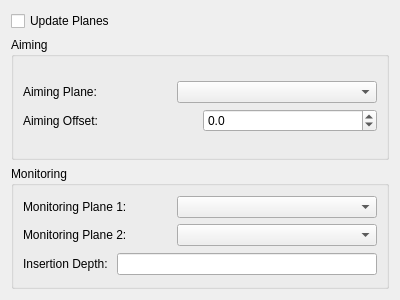
pengwg/vurtigo, file Plugins/AlignmentTool/AlignmentTool.ui: the form before one commit.
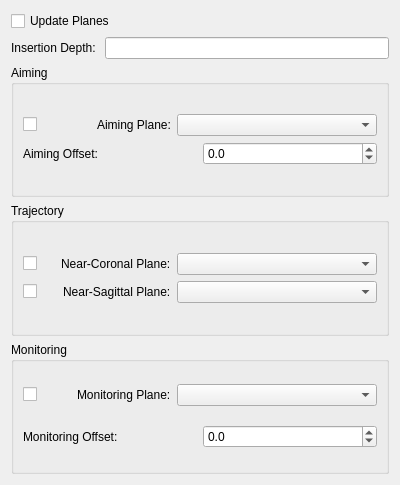
The form after the commit.

Commit message:
Improvements to AlignmentTool plug-in
Added additional "monitoring" plane (aiming, traj1, traj2, monitoring), plus started adding functionality for turning plane visibility on and off within plug-in.  Also made plug-in automatically select four appropriate planes initially without any user intervention.

Diff of the .ui file:
```diff
--- a/Plugins/AlignmentTool/AlignmentTool.ui
+++ b/Plugins/AlignmentTool/AlignmentTool.ui
@@ -7,22 +7,50 @@
     <x>0</x>
     <y>0</y>
     <width>400</width>
-    <height>300</height>
+    <height>485</height>
    </rect>
   </property>
   <property name="windowTitle">
    <string>Form</string>
   </property>
   <layout class="QVBoxLayout" name="verticalLayout_2">
-   <item>
-    <widget class="QCheckBox" name="updatePlanesCheckBox">
-     <property name="text">
-      <string>Update Planes</string>
-     </property>
-    </widget>
-   </item>
    <item>
     <layout class="QVBoxLayout" name="verticalLayout_5">
+     <item>
+      <layout class="QVBoxLayout" name="verticalLayout_top">
+       <item>
+        <layout class="QHBoxLayout" name="horizontalLayout_8">
+         <property name="spacing">
+          <number>50</number>
+         </property>
+         <property name="sizeConstraint">
+          <enum>QLayout::SetDefaultConstraint</enum>
+         </property>
+         <item>
+          <widget class="QCheckBox" name="updatePlanesCheckBox">
+           <property name="text">
+            <string>Update Planes</string>
+           </property>
+          </widget>
+         </item>
+        </layout>
+       </item>
+       <item>
+        <layout class="QHBoxLayout" name="horizontalLayout_12">
+         <item>
+          <widget class="QLabel" name="label_12">
+           <property name="text">
+            <string>Insertion Depth: </string>
+           </property>
+          </widget>
+         </item>
+         <item>
+          <widget class="QLineEdit" name="depthEdit"/>
+         </item>
+        </layout>
+       </item>
+      </layout>
+     </item>
      <item>
       <widget class="QGroupBox" name="aimingGroupBox">
        <property name="title">
@@ -39,6 +67,13 @@
          <layout class="QVBoxLayout" name="verticalLayout_6">
           <item>
            <layout class="QHBoxLayout" name="horizontalLayout">
+            <item>
+             <widget class="QCheckBox" name="aimingPlaneVisibleCheckBox">
+              <property name="text">
+               <string/>
+              </property>
+             </widget>
+            </item>
             <item>
              <widget class="QLabel" name="label">
               <property name="text">
@@ -85,24 +120,31 @@
       </widget>
      </item>
      <item>
-      <widget class="QGroupBox" name="monitoringGroupBox">
+      <widget class="QGroupBox" name="trajectoryGroupBox">
        <property name="title">
-        <string>Monitoring</string>
+        <string>Trajectory</string>
        </property>
        <layout class="QVBoxLayout" name="verticalLayout_10">
         <item>
          <layout class="QVBoxLayout" name="verticalLayout_9">
           <item>
            <layout class="QHBoxLayout" name="horizontalLayout_2">
+            <item>
+             <widget class="QCheckBox" name="trajPlane1VisibleCheckBox">
+              <property name="text">
+               <string/>
+              </property>
+             </widget>
+            </item>
             <item>
              <widget class="QLabel" name="label_2">
               <property name="text">
-               <string>Monitoring Plane 1:</string>
+               <string>Near-Coronal Plane:</string>
               </property>
              </widget>
             </item>
             <item>
-             <widget class="QComboBox" name="monitoringPlane1ComboBox">
+             <widget class="QComboBox" name="trajPlane1ComboBox">
               <property name="minimumSize">
                <size>
                 <width>200</width>
@@ -115,15 +157,22 @@
           </item>
           <item>
            <layout class="QHBoxLayout" name="horizontalLayout_3">
+            <item>
+             <widget class="QCheckBox" name="trajPlane2VisibleCheckBox">
+              <property name="text">
+               <string/>
+              </property>
+             </widget>
+            </item>
             <item>
              <widget class="QLabel" name="label_3">
               <property name="text">
-               <string>Monitoring Plane 2:</string>
+               <string>Near-Sagittal Plane:</string>
               </property>
              </widget>
             </item>
             <item>
-             <widget class="QComboBox" name="monitoringPlane2ComboBox">
+             <widget class="QComboBox" name="trajPlane2ComboBox">
               <property name="minimumSize">
                <size>
                 <width>200</width>
@@ -136,17 +185,65 @@
           </item>
          </layout>
         </item>
+       </layout>
+      </widget>
+     </item>
+     <item>
+      <widget class="QGroupBox" name="monitoringGroupBox">
+       <property name="title">
+        <string>Monitoring</string>
+       </property>
+       <layout class="QVBoxLayout" name="verticalLayout_3">
         <item>
-         <layout class="QHBoxLayout" name="horizontalLayout_5">
+         <layout class="QHBoxLayout" name="horizontalLayout_11">
           <item>
-           <widget class="QLabel" name="label_5">
+           <widget class="QCheckBox" name="monitoringPlaneVisibleCheckBox">
             <property name="text">
-             <string>Insertion Depth: </string>
+             <string/>
             </property>
            </widget>
           </item>
           <item>
-           <widget class="QLineEdit" name="depthEdit"/>
+           <widget class="QLabel" name="label_11">
+            <property name="text">
+             <string>Monitoring Plane:</string>
+            </property>
+           </widget>
+          </item>
+          <item>
+           <widget class="QComboBox" name="monitoringPlaneComboBox">
+            <property name="minimumSize">
+             <size>
+              <width>200</width>
+              <height>0</height>
+             </size>
+            </property>
+           </widget>
+          </item>
+         </layout>
+        </item>
+        <item>
+         <layout class="QVBoxLayout" name="verticalLayout_4">
+          <item>
+           <layout class="QHBoxLayout" name="horizontalLayout_5">
+            <item>
+             <widget class="QLabel" name="label_5">
+              <property name="text">
+               <string>Monitoring Offset:</string>
+              </property>
+             </widget>
+            </item>
+            <item>
+             <widget class="QDoubleSpinBox" name="monitoringOffsetDoubleSpinBox">
+              <property name="decimals">
+               <number>1</number>
+              </property>
+              <property name="minimum">
+               <double>-100.000000000000000</double>
+              </property>
+             </widget>
+            </item>
+           </layout>
           </item>
          </layout>
         </item>
```
Left out of the diff: 6 changed lines with no effect on the pictures. The commit also changes 2 other files.
